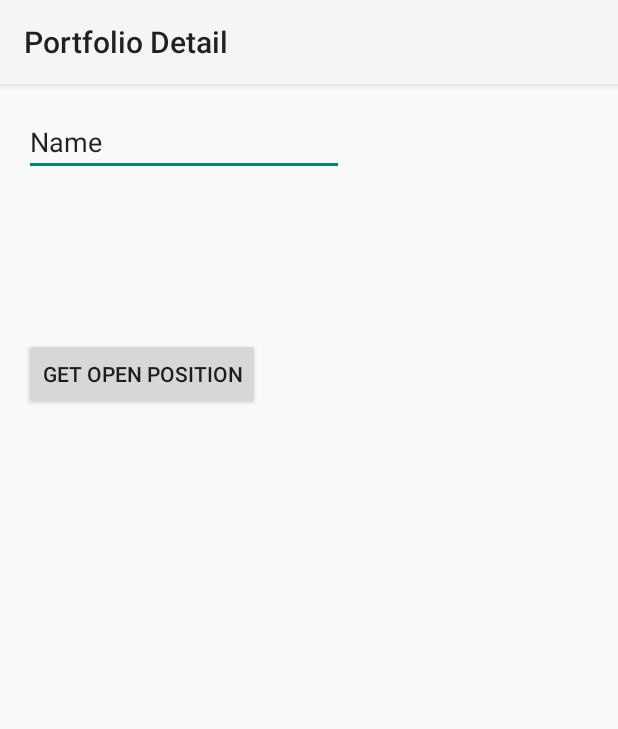
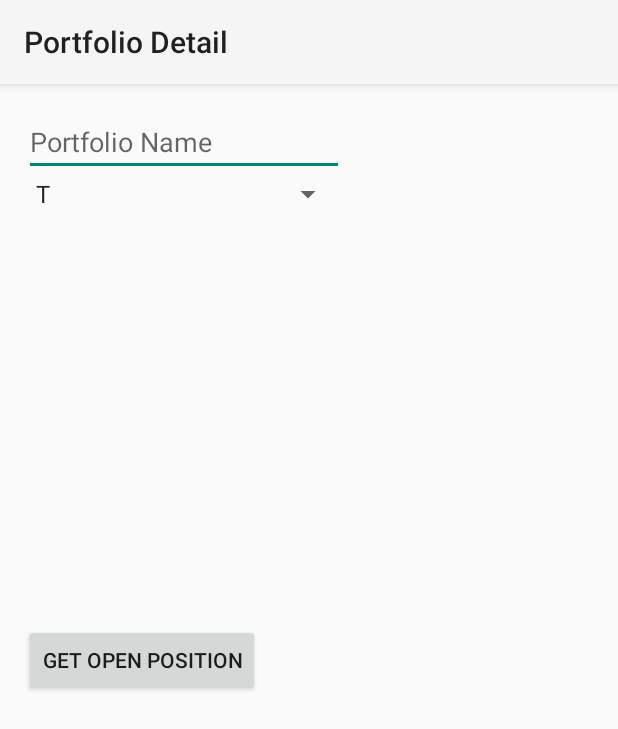
Before and after one commit to pfmtool/PfM-POC-Android-ankur, an Android app: the PortfolioDetailActivity screen opened directly, with no data from a screen before it, on a phone screen of 412 x 824 dp. Shown: the top 729 px of the screen. Run offline under Robolectric (Android 15) with nearby library versions, the phone set to English and light mode, and no system bars.

Commit message:
changes done

```diff
--- a/app/src/main/res/layout/portfolio_detail_activity.xml
+++ b/app/src/main/res/layout/portfolio_detail_activity.xml
@@ -11,19 +11,28 @@
         android:layout_width="wrap_content"
         android:layout_height="wrap_content"
         android:inputType="textPersonName"
-        android:text="Name"
+        android:hint="Portfolio Name"
         android:ems="10"
         android:id="@+id/portfolioName"
         android:layout_alignParentTop="true"
          />
+
+    <Spinner
+        android:id="@+id/openDate"
+        android:layout_width="match_parent"
+        android:layout_height="wrap_content"
+        android:entries="@array/opendate_array"
+        android:prompt="@string/opendate_prompt"
+        android:layout_below="@+id/portfolioName"
+        android:layout_alignParentStart="true"
+        android:layout_alignEnd="@+id/portfolioName" />
 
     <Button
         android:layout_width="wrap_content"
         android:layout_height="wrap_content"
         android:text="Get Open Position"
         android:id="@+id/openPositionButton"
-        android:layout_marginTop="108dp"
-        android:layout_below="@+id/portfolioName"
+        android:layout_centerVertical="true"
         android:layout_alignParentStart="true" />
 
 </RelativeLayout>
--- a/app/src/main/res/values/strings.xml
+++ b/app/src/main/res/values/strings.xml
@@ -19,5 +19,17 @@
         completions."
     </string>
     <string name="title_activity_login">Log in</string>
-
+    <string name="opendate_prompt">Choose an open date</string>
+    <string-array name="opendate_array">
+        <item>T</item>
+        <item>T-1</item>
+        <item>T-2</item>
+        <item>T-3</item>
+        <item>T-4</item>
+        <item>T-5</item>
+        <item>T-6</item>
+        <item>T-7</item>
+        <item>T-8</item>
+        <item>T-9</item>
+    </string-array>
 </resources>
```
Also changed, not shown: PfM_Demo_BackEnd/src/main/java/com/PfM_Demo_Backend/OpenPositionServlet.java (added, +73 -0 lines), PfM_Demo_BackEnd/src/main/java/com/PfM_Demo_Backend/data/PortfolioDatastore.java (+26 -0 lines), PfM_Demo_BackEnd/src/main/webapp/WEB-INF/web.xml (+9 -0 lines), app/src/main/java/com/blk/PfM_Demo/Portfolio.java (added, +33 -0 lines), app/src/main/java/com/blk/PfM_Demo/PortfolioDetailActivity.java (+45 -13 lines), 15 other files.
